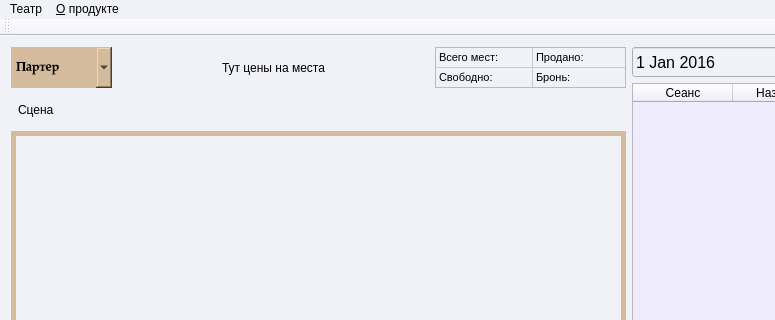
This is VTeatre/mainwindow.ui in sashaserg/Cursovaya as Qt 5 draws it before an edit; both pictures show x 0 to 775 and y 0 to 320 of the 899 by 621 pixel window. The edited form follows.
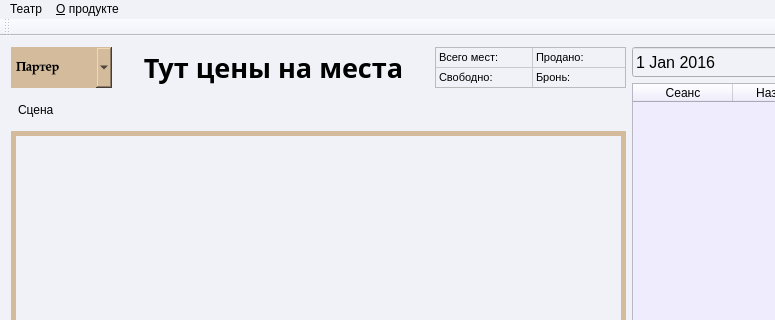
This is the edited form.

What changed in the file:
```diff
--- a/VTeatre/mainwindow.ui
+++ b/VTeatre/mainwindow.ui
@@ -80,8 +80,8 @@
           </property>
           <property name="sizeHint" stdset="0">
            <size>
-            <width>40</width>
-            <height>20</height>
+            <width>13</width>
+            <height>38</height>
            </size>
           </property>
          </spacer>
@@ -100,6 +100,15 @@
             <height>41</height>
            </size>
           </property>
+          <property name="font">
+           <font>
+            <family>High Tower Text</family>
+            <pointsize>20</pointsize>
+            <weight>75</weight>
+            <italic>false</italic>
+            <bold>true</bold>
+           </font>
+          </property>
           <property name="text">
            <string>Тут цены на места</string>
           </property>
@@ -115,8 +124,8 @@
           </property>
           <property name="sizeHint" stdset="0">
            <size>
-            <width>40</width>
-            <height>20</height>
+            <width>13</width>
+            <height>38</height>
            </size>
           </property>
          </spacer>
```
